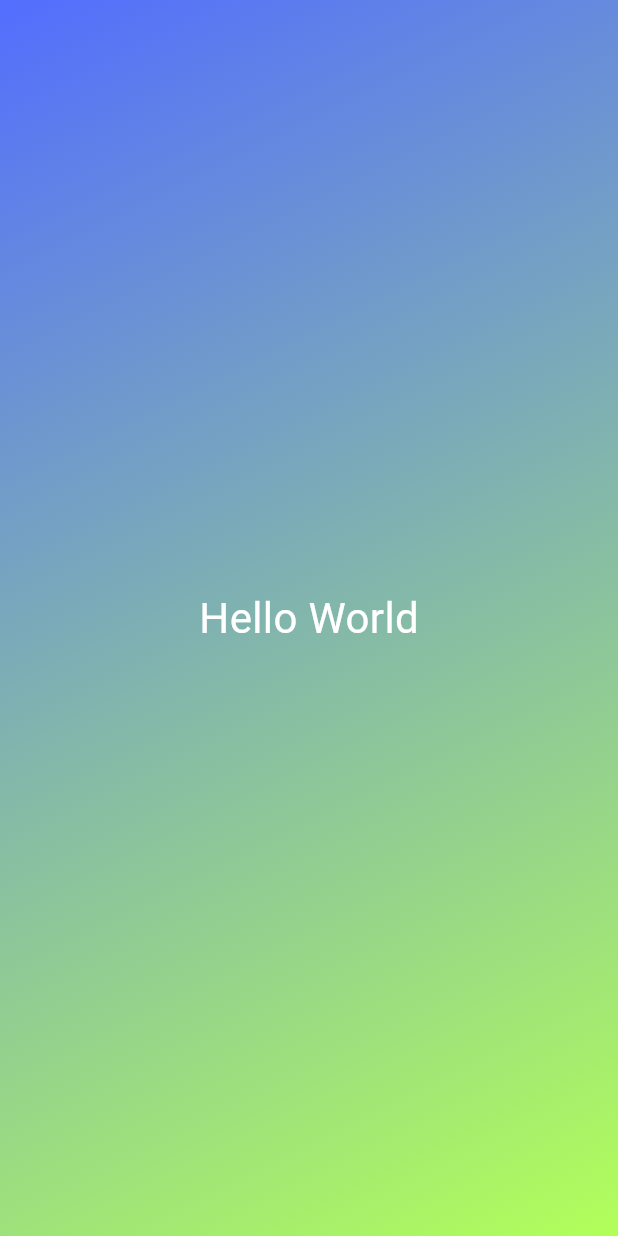
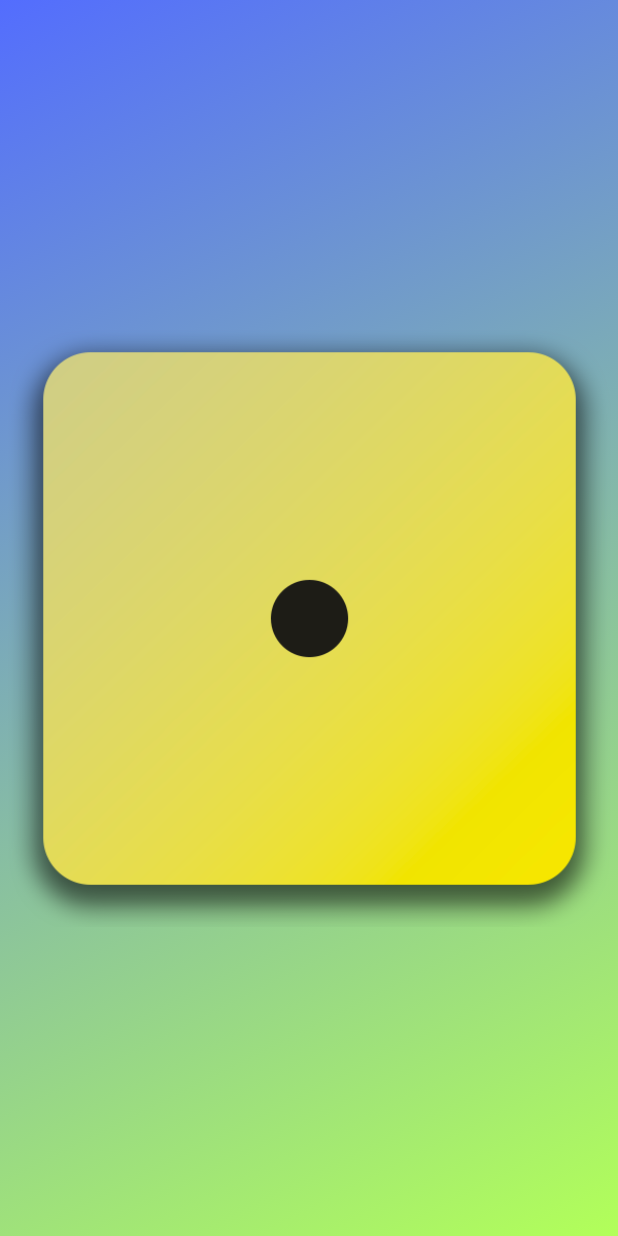
Before and after one commit to NikleshFernando/flutter_training, a Flutter app: the screen it shows after launch, on a phone screen of 412 x 824 dp. Run offline on Flutter 3.47's test engine with Material 3 defaults, Android fonts, the phone set to English and light mode, and no system bars.

Commit message:
added images

```diff
--- a/lib/gradient_container.dart
+++ b/lib/gradient_container.dart
@@ -6,15 +6,20 @@ const endAlignment = Alignment.bottomRight;
 
 class GradientContainer extends StatelessWidget{
 
-    const GradientContainer({super.key,required this.colors});
+    // const GradientContainer({super.key,required this.colors});
 
-    final List<Color> colors;
+    const GradientContainer.gradientMango({super.key}): color1 = Colors.indigoAccent, color2 = Colors.lightGreenAccent;
+
+    // final List<Color> colors;
+
+    final Color color1;
+    final Color color2;
     @override
     Widget build(context){
       return Container(
           decoration: BoxDecoration(
             gradient: LinearGradient(
-              colors: colors,
+              colors: [color1,color2],
               begin: startAlignment,
               end: endAlignment
 
@@ -22,7 +27,7 @@ class GradientContainer extends StatelessWidget{
           ),
           child:Center(
             child:
-              StyleText("Hello World"),
+             Image.asset('assets/images/dice-1.png'),
           ),
         );
     }
--- a/lib/main.dart
+++ b/lib/main.dart
@@ -5,7 +5,7 @@ void main() {
   runApp(
     MaterialApp(
       home: Scaffold(
-        body: GradientContainer(colors: [Colors.indigoAccent,Colors.lightGreenAccent]),
+        body: GradientContainer.gradientMango(),
       ),
     ),
   );
```
Also changed, not shown: pubspec.yaml (+7 -3 lines), assets/images/dice-1.png (added), assets/images/dice-2.png (added), assets/images/dice-3.png (added), assets/images/dice-4.png (added), assets/images/dice-5.png (added), assets/images/dice-6.png (added).
